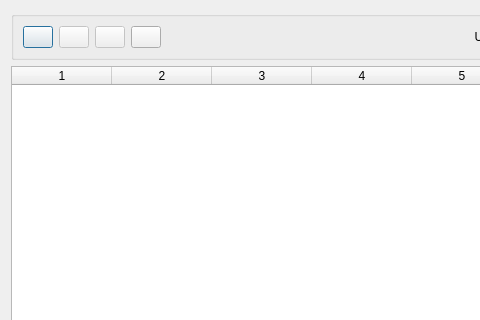
The window that ui/flexgis_dialog_layers.ui (flexgis/flexgis_qgis) describes before a commit, drawn with Qt 5; both pictures show x 0 to 480 and y 0 to 320 of the 637 by 433 pixel window.
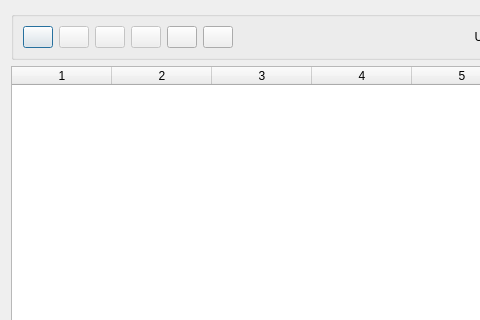
The same window after the commit.

What changed in the file:
```diff
--- a/ui/flexgis_dialog_layers.ui
+++ b/ui/flexgis_dialog_layers.ui
@@ -114,7 +114,10 @@
        </widget>
       </item>
       <item>
-       <widget class="QPushButton" name="button_refresh">
+       <widget class="QPushButton" name="button_export">
+        <property name="enabled">
+         <bool>false</bool>
+        </property>
         <property name="minimumSize">
          <size>
           <width>30</width>
@@ -131,6 +134,59 @@
          <cursorShape>PointingHandCursor</cursorShape>
         </property>
         <property name="toolTip">
+         <string>Import selected layer</string>
+        </property>
+        <property name="text">
+         <string/>
+        </property>
+
+       </widget>
+      </item>
+
+      <item>
+        <widget class="QPushButton" name="button_ai">
+         <property name="minimumSize">
+          <size>
+           <width>30</width>
+           <height>0</height>
+          </size>
+         </property>
+         <property name="maximumSize">
+          <size>
+           <width>30</width>
+           <height>16777215</height>
+          </size>
+         </property>
+         <property name="cursor">
+          <cursorShape>PointingHandCursor</cursorShape>
+         </property>
+         <property name="toolTip">
+          <string>Geo AI</string>
+         </property>
+         <property name="text">
+          <string/>
+         </property>
+        </widget>
+      </item>
+
+      <item>
+       <widget class="QPushButton" name="button_refresh">
+        <property name="minimumSize"> 
+         <size>
+          <width>30</width>
+          <height>0</height>
+         </size>
+        </property>
+        <property name="maximumSize">
+         <size>
+          <width>30</width>
+          <height>16777215</height>
+         </size>
+        </property>
+        <property name="cursor">
+         <cursorShape>PointingHandCursor</cursorShape>
+        </property>
+        <property name="toolTip">
          <string>Refresh</string>
         </property>
         <property name="text">
```
Left out of the diff: 2 changed lines with no effect on the pictures.
